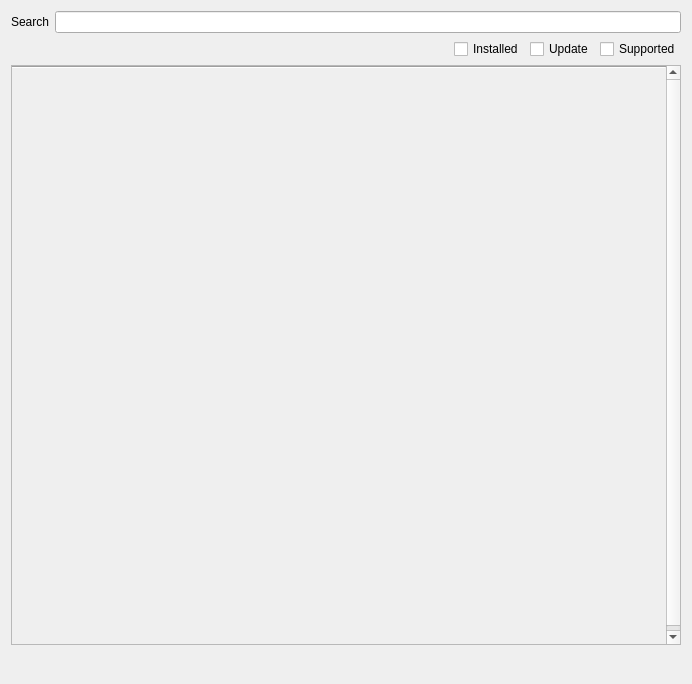
First picture: the form in src/plugin/pluginfinder/ui/pluginfinder_list.ui, repository Kezyma/ModOrganizer-Plugins, before the edit.
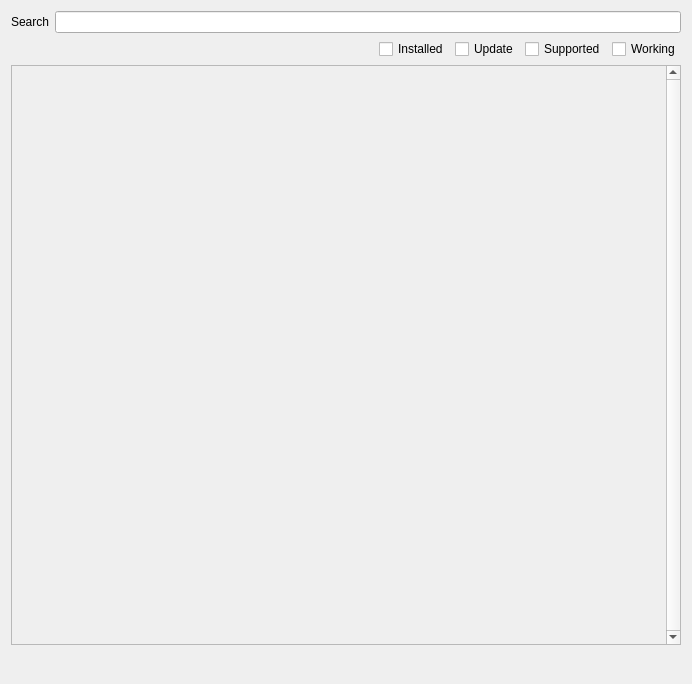
Second picture: the form after the edit.

What changed in the file:
```diff
--- a/src/plugin/pluginfinder/ui/pluginfinder_list.ui
+++ b/src/plugin/pluginfinder/ui/pluginfinder_list.ui
@@ -16,6 +16,12 @@
     <verstretch>0</verstretch>
    </sizepolicy>
   </property>
+  <property name="minimumSize">
+   <size>
+    <width>0</width>
+    <height>680</height>
+   </size>
+  </property>
   <property name="windowTitle">
    <string>Form</string>
   </property>
@@ -97,6 +103,13 @@
         </property>
        </widget>
       </item>
+      <item>
+       <widget class="QCheckBox" name="workingCheck">
+        <property name="text">
+         <string>Working</string>
+        </property>
+       </widget>
+      </item>
      </layout>
     </widget>
    </item>
@@ -163,22 +176,18 @@
           <property name="bottomMargin">
            <number>0</number>
           </property>
-          <item>
-           <widget class="Line" name="line">
-            <property name="frameShadow">
-             <enum>QFrame::Sunken</enum>
-            </property>
-            <property name="orientation">
-             <enum>Qt::Horizontal</enum>
-            </property>
-           </widget>
-          </item>
           <item>
            <widget class="QWidget" name="pluginListItems" native="true">
+            <property name="sizePolicy">
+             <sizepolicy hsizetype="MinimumExpanding" vsizetype="Maximum">
+              <horstretch>0</horstretch>
+              <verstretch>0</verstretch>
+             </sizepolicy>
+            </property>
             <property name="minimumSize">
              <size>
               <width>0</width>
-              <height>580</height>
+              <height>0</height>
              </size>
             </property>
             <layout class="QVBoxLayout" name="pluginListLayout">
@@ -200,6 +209,19 @@
             </layout>
            </widget>
           </item>
+          <item>
+           <spacer name="verticalSpacer">
+            <property name="orientation">
+             <enum>Qt::Vertical</enum>
+            </property>
+            <property name="sizeHint" stdset="0">
+             <size>
+              <width>20</width>
+              <height>40</height>
+             </size>
+            </property>
+           </spacer>
+          </item>
          </layout>
         </widget>
        </widget>
```
